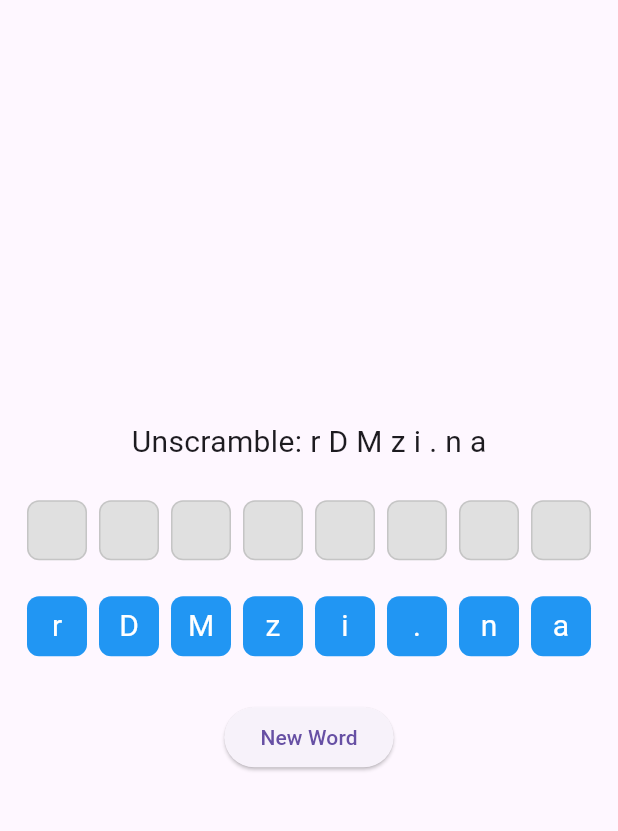
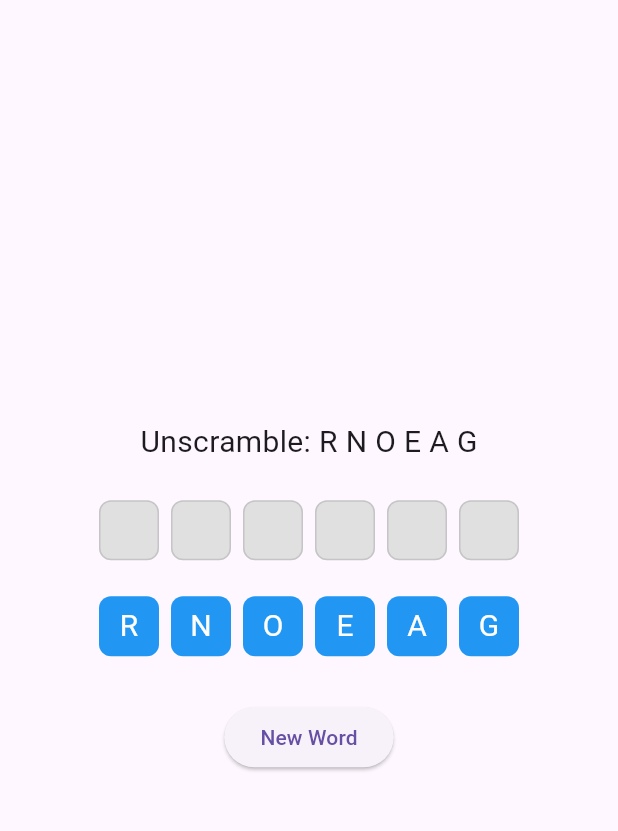
Before and after one commit to malkthere/amda2025-API-Animation, a Flutter app: the screen it shows after launch, after a tap on "New Word", on a phone screen of 412 x 824 dp, the part 63-894 px from its top. Run offline on Flutter 3.47's test engine with Material 3 defaults, Android fonts, the phone set to English and light mode, and no system bars.

Commit message:
advance lay0ut 08- part2 scramble

```diff
--- a/lib/main.dart
+++ b/lib/main.dart
@@ -28,7 +28,16 @@ class OrderLettersGame extends StatefulWidget {
 }
 
 class _OrderLettersGameState extends State<OrderLettersGame> {
-  final String _wordToOrder = 'Dr.Mazin';
+  final List<String> _availableWords = [
+    'Mazin',
+    'BANANA',
+    'ORANGE',
+    'GRAPE',
+    'MANGO',
+    'KIWI',
+    'PEACH',
+  ];
+  late String _wordToOrder;
   late List<String> _shuffledLetters;
   late List<String?> _placedLetters;
   bool _isCorrect = false;
@@ -36,6 +45,12 @@ class _OrderLettersGameState extends State<OrderLettersGame> {
   @override
   void initState() {
     super.initState();
+    _selectNewWord();
+  }
+
+  void _selectNewWord() {
+    final random = Random();
+    _wordToOrder = _availableWords[random.nextInt(_availableWords.length)];
     _shuffleWord();
   }
 
@@ -64,6 +79,7 @@ class _OrderLettersGameState extends State<OrderLettersGame> {
       body: Center(
         child: Column(
           mainAxisAlignment: MainAxisAlignment.center,
+
           children: <Widget>[
             Text(
               'Unscramble: ${_shuffledLetters.join(' ')}',
@@ -102,7 +118,12 @@ class _OrderLettersGameState extends State<OrderLettersGame> {
                     setState(() {
                       if (_placedLetters[index] == null) {
                         _placedLetters[index] = letter;
-                        _shuffledLetters.remove(letter);
+                        // We need to remove only the first occurrence of the dragged letter
+                        // from the shuffled list to handle duplicate letters correctly.
+                        final indexToRemove = _shuffledLetters.indexOf(letter);
+                        if (indexToRemove != -1) {
+                          _shuffledLetters.removeAt(indexToRemove);
+                        }
                         _checkIfCorrect();
                       }
                     });
@@ -172,7 +193,7 @@ class _OrderLettersGameState extends State<OrderLettersGame> {
             ElevatedButton(
               onPressed: () {
                 setState(() {
-                  _shuffleWord();
+                  _selectNewWord();
                 });
               },
               child: const Text('New Word'),
```
